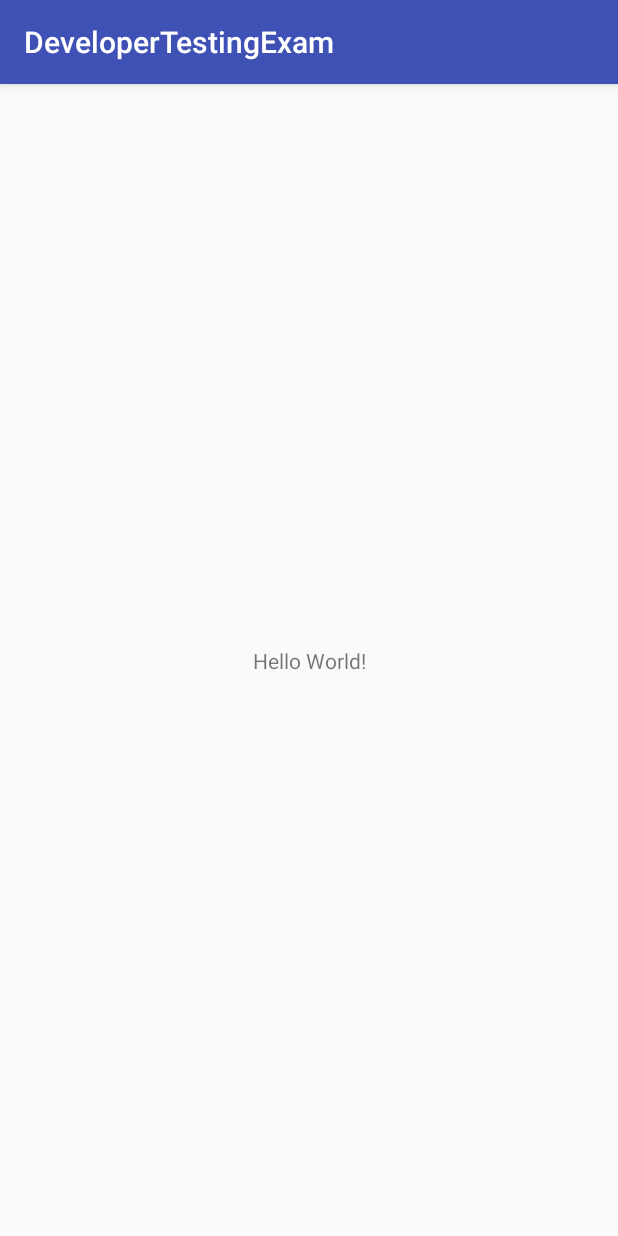
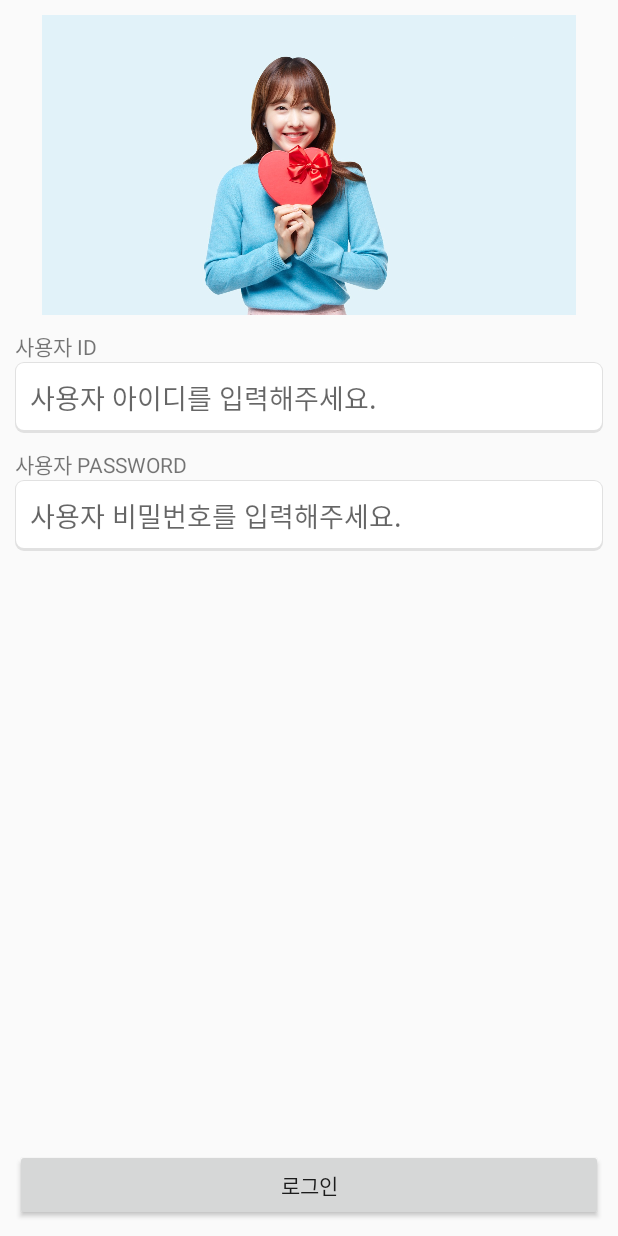
Before and after one commit to cho881020/DeveloperTestingExam, an Android app: the screen it shows after launch (MainActivity), on a phone screen of 412 x 824 dp. Run offline under Robolectric (Android 15) with nearby library versions, the phone set to English and light mode, and no system bars.

Commit message:
xml 그리고 id 먹여줌

```diff
--- a/app/src/main/java/kr/co/tjeit/developertestingexam/MainActivity.java
+++ b/app/src/main/java/kr/co/tjeit/developertestingexam/MainActivity.java
@@ -23,6 +23,7 @@ public class MainActivity extends BaseActivity {
     @Override
     public void setValues() {
 
+
     }
 
     @Override
--- /dev/null
+++ b/app/src/main/res/drawable/edittext_round_item.xml
@@ -0,0 +1,27 @@
+<?xml version="1.0" encoding="utf-8"?>
+<layer-list xmlns:android="http://schemas.android.com/apk/res/android">
+
+    <item>
+        <shape>
+            <corners
+                android:radius="6dp" />
+            <solid
+                android:color="#E1E1E1" />
+        </shape>
+    </item>
+
+
+    <item
+        android:left="1dp"
+        android:top="1dp"
+        android:right="1dp"
+        android:bottom="2dp">
+        <shape>
+            <corners
+                android:radius="5dp" />
+            <solid
+                android:color="#FFFFFF" />
+        </shape>
+    </item>
+
+</layer-list>
--- a/app/src/main/res/layout/activity_main.xml
+++ b/app/src/main/res/layout/activity_main.xml
@@ -1,18 +1,73 @@
 <?xml version="1.0" encoding="utf-8"?>
-<android.support.constraint.ConstraintLayout xmlns:android="http://schemas.android.com/apk/res/android"
+<LinearLayout xmlns:android="http://schemas.android.com/apk/res/android"
     xmlns:app="http://schemas.android.com/apk/res-auto"
     xmlns:tools="http://schemas.android.com/tools"
     android:layout_width="match_parent"
     android:layout_height="match_parent"
+    android:orientation="vertical"
+    android:padding="10dp"
     tools:context="kr.co.tjeit.developertestingexam.MainActivity">
 
-    <TextView
-        android:layout_width="wrap_content"
+
+
+    <ImageView
+        android:layout_gravity="center"
+        android:layout_width="match_parent"
+        android:layout_height="200dp"
+        android:src="@drawable/pby2"/>
+
+
+    <LinearLayout
+        android:layout_marginTop="10dp"
+        android:layout_width="match_parent"
         android:layout_height="wrap_content"
-        android:text="Hello World!"
-        app:layout_constraintBottom_toBottomOf="parent"
-        app:layout_constraintLeft_toLeftOf="parent"
-        app:layout_constraintRight_toRightOf="parent"
-        app:layout_constraintTop_toTopOf="parent" />
+        android:orientation="vertical">
 
-</android.support.constraint.ConstraintLayout>
+        <TextView
+            android:layout_width="wrap_content"
+            android:layout_height="wrap_content"
+            android:text="사용자 ID"/>
+
+        <EditText
+            android:inputType="text"
+            android:id="@+id/idEdt"
+            android:padding="10dp"
+            android:layout_width="match_parent"
+            android:layout_height="wrap_content"
+            android:hint="사용자 아이디를 입력해주세요."
+            android:background="@drawable/edittext_round_item"/>
+
+    </LinearLayout>
+
+    <LinearLayout
+        android:layout_marginTop="10dp"
+        android:layout_width="match_parent"
+        android:layout_height="0dp"
+        android:layout_weight="1"
+        android:orientation="vertical">
+
+        <TextView
+            android:layout_width="wrap_content"
+            android:layout_height="wrap_content"
+            android:text="사용자 PASSWORD"/>
+
+        <EditText
+            android:inputType="textPassword"
+            android:id="@+id/pwEdt"
+            android:padding="10dp"
+            android:layout_width="match_parent"
+            android:layout_height="wrap_content"
+            android:hint="사용자 비밀번호를 입력해주세요."
+            android:background="@drawable/edittext_round_item"/>
+
+    </LinearLayout>
+
+    <Button
+        android:id="@+id/loginBtn"
+        android:layout_gravity="right"
+        android:layout_width="match_parent"
+        android:layout_height="wrap_content"
+        android:text="로그인"/>
+
+
+</LinearLayout>
--- a/app/src/main/res/values/styles.xml
+++ b/app/src/main/res/values/styles.xml
@@ -1,7 +1,7 @@
 <resources>
 
     <!-- Base application theme. -->
-    <style name="AppTheme" parent="Theme.AppCompat.Light.DarkActionBar">
+    <style name="AppTheme" parent="Theme.AppCompat.Light.NoActionBar">
         <!-- Customize your theme here. -->
         <item name="colorPrimary">@color/colorPrimary</item>
         <item name="colorPrimaryDark">@color/colorPrimaryDark</item>
```
Also changed, not shown: app/src/main/res/drawable/pby2.jpg (added), app/src/main/res/drawable/pby_logo.png (added).
